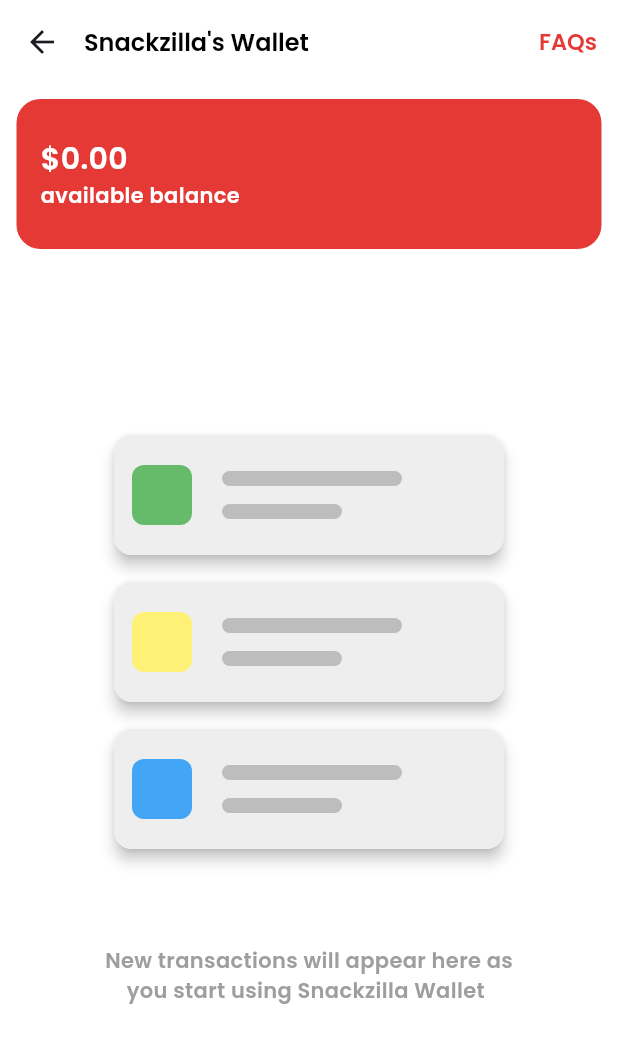
After one commit to VandanKambodi/Snackzilla, a Flutter app: the walletPage screen opened directly, on a phone screen of 412 x 824 dp. The commit adds this screen. Shown: the top 1043 px of the screen. Run offline on Flutter 3.47's test engine with Material 3 defaults, Android fonts, the phone set to English and light mode, and no system bars; our stand-ins replace font_awesome_flutter.

Commit message:
Credit Page
Credit Page done successfully

```diff
--- a/lib/Profile/profilePage.dart
+++ b/lib/Profile/profilePage.dart
@@ -3,6 +3,7 @@
 import 'package:snackzilla/LoginSignup/LoginPage.dart';
 import 'package:snackzilla/Home/homePage.dart';
 import 'package:snackzilla/Profile/addressPage.dart';
+import 'package:snackzilla/Profile/walletPage.dart';
 import 'package:snackzilla/Settings/settingPage.dart';
 
 class profilePage extends StatefulWidget{
@@ -82,7 +83,11 @@
                 leading: Icon(Icons.card_giftcard_sharp),
                 title: Text("My Saved Cards",style: TextStyle(color: Colors.black,fontFamily: 'description', fontSize: 15),),
               ),
-              Padding(
+              GestureDetector(
+                onTap: (){
+                  Navigator.push(context, MaterialPageRoute(builder: (context)=>walletPage()));
+                },
+                child: Padding(
                   padding: const EdgeInsets.only(right: 8.0),
                   child: ListTile(
                     leading: Icon(Icons.account_balance_wallet_outlined),
@@ -94,6 +99,7 @@
                           color: Colors.red.shade400,
                         ),
                         child: Text("  0 Coins", style: TextStyle(backgroundColor: Colors.red.shade400, color: Colors.white,),)
+                    ),
                   ),
                 ),
               ),
--- /dev/null
+++ b/lib/Profile/walletPage.dart
@@ -0,0 +1,218 @@
+import 'package:flutter/material.dart';
+
+class walletPage extends StatefulWidget{
+  @override
+  State<walletPage> createState() => _walletPageState();
+}
+
+class _walletPageState extends State<walletPage> {
+  @override
+  Widget build(BuildContext context) {
+    // TODO: implement build
+    return Scaffold(
+        appBar: AppBar(
+          automaticallyImplyLeading: true,
+          elevation: 0,
+          backgroundColor: Colors.white,
+          titleSpacing: 0,
+          title: Padding(
+            padding: const EdgeInsets.only(right: 14.0),
+            child: Row(
+              mainAxisAlignment: MainAxisAlignment.spaceBetween,
+              children: [
+                Text("Snackzilla's Wallet",style: TextStyle(color: Colors.black,fontFamily: 'pageHead', fontSize: 16),),
+                Text("FAQs",style: TextStyle(color: Colors.red.shade600,fontFamily: 'pageHead', fontSize: 15),)
+              ],
+            ),
+          ),
+        ),
+
+      body: Column(
+        children: [
+          SizedBox(height: 10,),
+          Container(
+            decoration: BoxDecoration(
+              color: Colors.red.shade600,
+              borderRadius: BorderRadius.circular(16),
+            ),
+            width: 390,
+            height: 100,
+            child:
+            Padding(
+              padding: const EdgeInsets.only(top: 8.0,right: 8.0,bottom: 8.0,left: 16.0),
+              child: Column(
+                mainAxisAlignment: MainAxisAlignment.center,
+                crossAxisAlignment: CrossAxisAlignment.start,
+                children: [
+                  Text("\$0.00",style: TextStyle(color: Colors.white,fontFamily: 'pageHead', fontSize: 20),),
+                  Text("available balance",style: TextStyle(color: Colors.white,fontFamily: 'pageHead', fontSize: 14),),
+                ],
+              ),
+            ),
+          ),
+          SizedBox(height: 120,),
+          Container(
+            child: Column(
+              children: [
+                Card(
+                  elevation: 4,
+                  child: Container(
+                    decoration: BoxDecoration(
+                      color: Colors.grey.shade200,
+                      borderRadius: BorderRadius.circular(12),
+                    ),
+                    height: 80,
+                    width: 260,
+                    child: Row(
+                      children: [
+                        SizedBox(width: 12,),
+                        Container(
+                          decoration: BoxDecoration(
+                            color: Colors.green.shade400,
+                            borderRadius: BorderRadius.circular(8),
+                          ),
+                          height: 40,
+                          width: 40,
+                        ),
+                        SizedBox(width: 20,),
+                        Column(
+                          mainAxisAlignment: MainAxisAlignment.center,
+                          crossAxisAlignment: CrossAxisAlignment.start,
+                          children: [
+                            Container(
+                              decoration: BoxDecoration(
+                                color: Colors.grey.shade400,
+                                borderRadius: BorderRadius.circular(16),
+                              ),
+                              height: 10,
+                              width: 120,
+                            ),
+                            SizedBox(height: 12,),
+                            Container(
+                              decoration: BoxDecoration(
+                                color: Colors.grey.shade400,
+                                borderRadius: BorderRadius.circular(16),
+                              ),
+                              height: 10,
+                              width: 80,
+                            ),
+                          ],
+                        )
+                      ],
+                    ),
+                  ),
+                ),
+                SizedBox(height: 10,),
+                Card(
+                  elevation: 4,
+                  child: Container(
+                    decoration: BoxDecoration(
+                      color: Colors.grey.shade200,
+                      borderRadius: BorderRadius.circular(12),
+                    ),
+                    height: 80,
+                    width: 260,
+                    child: Row(
+                      children: [
+                        SizedBox(width: 12,),
+                        Container(
+                          decoration: BoxDecoration(
+                            color: Colors.yellow.shade300,
+                            borderRadius: BorderRadius.circular(8),
+                          ),
+                          height: 40,
+                          width: 40,
+                        ),
+                        SizedBox(width: 20,),
+                        Column(
+                          mainAxisAlignment: MainAxisAlignment.center,
+                          crossAxisAlignment: CrossAxisAlignment.start,
+                          children: [
+                            Container(
+                              decoration: BoxDecoration(
+                                color: Colors.grey.shade400,
+                                borderRadius: BorderRadius.circular(16),
+                              ),
+                              height: 10,
+                              width: 120,
+                            ),
+                            SizedBox(height: 12,),
+                            Container(
+                              decoration: BoxDecoration(
+                                color: Colors.grey.shade400,
+                                borderRadius: BorderRadius.circular(16),
+                              ),
+                              height: 10,
+                              width: 80,
+                            ),
+                          ],
+                        )
+                      ],
+                    ),
+                  ),
+                ),
+                SizedBox(height: 10,),
+                Card(
+                  elevation: 4,
+                  child: Container(
+                    decoration: BoxDecoration(
+                      color: Colors.grey.shade200,
+                      borderRadius: BorderRadius.circular(12),
+                    ),
+                    height: 80,
+                    width: 260,
+                    child: Row(
+                      children: [
+                        SizedBox(width: 12,),
+                        Container(
+                          decoration: BoxDecoration(
+                            color: Colors.blue.shade400,
+                            borderRadius: BorderRadius.circular(8),
+                          ),
+                          height: 40,
+                          width: 40,
+                        ),
+                        SizedBox(width: 20,),
+                        Column(
+                          mainAxisAlignment: MainAxisAlignment.center,
+                          crossAxisAlignment: CrossAxisAlignment.start,
+                          children: [
+                            Container(
+                              decoration: BoxDecoration(
+                                color: Colors.grey.shade400,
+                                borderRadius: BorderRadius.circular(16),
+                              ),
+                              height: 10,
+                              width: 120,
+                            ),
+                            SizedBox(height: 12,),
+                            Container(
+                              decoration: BoxDecoration(
+                                color: Colors.grey.shade400,
+                                borderRadius: BorderRadius.circular(16),
+                              ),
+                              height: 10,
+                              width: 80,
+                            ),
+                          ],
+                        )
+                      ],
+                    ),
+                  ),
+                ),
+                SizedBox(height: 10,),
+              ],
+            ),
+          ),
+          SizedBox(height: 50,),
+          Center(
+            child: Text("New transactions will appear here as\n    you start using Snackzilla Wallet"
+              ,style: TextStyle(color: Colors.grey,fontFamily: 'pageHead', fontSize: 14),
+            ),
+          )
+        ],
+      ),
+      backgroundColor: Colors.white,
+    );
+  }
+}
```
Lines whose indentation alone changed are shown as unchanged.
